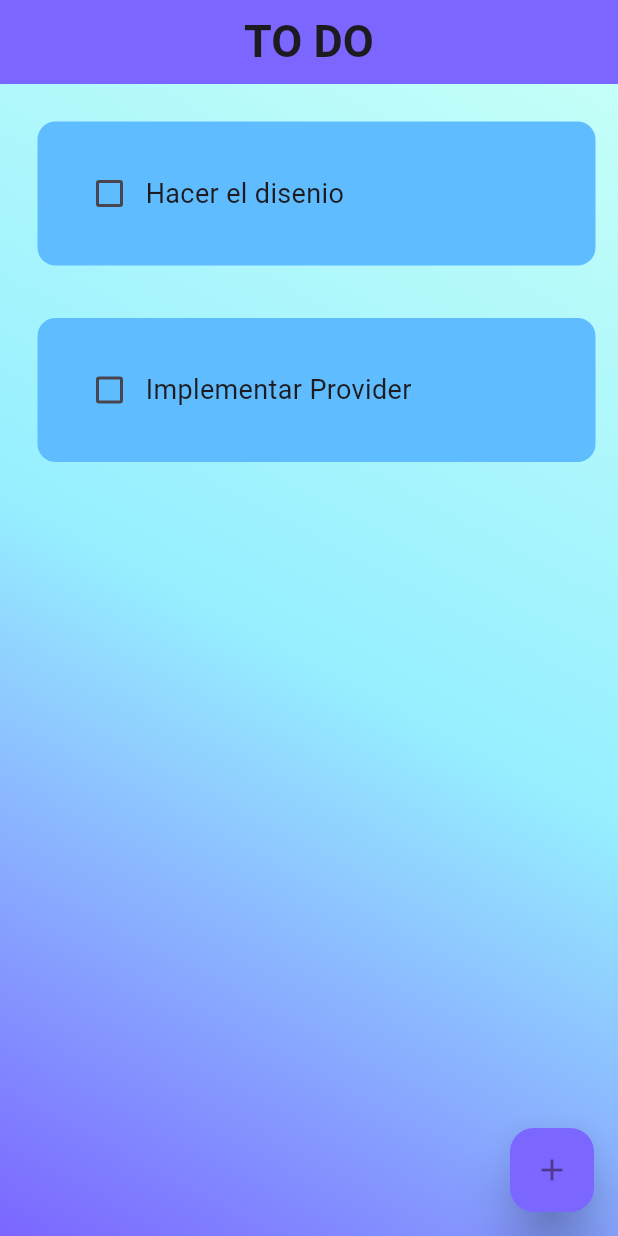
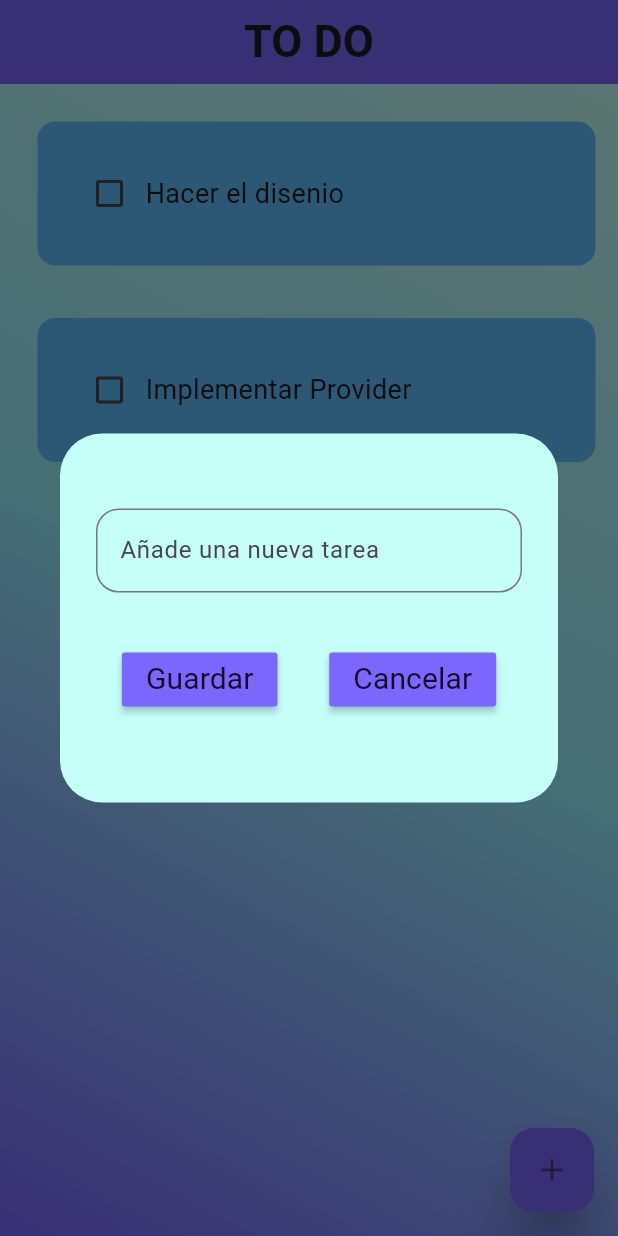
Before and after one commit to ToNiVeL2002/to_do_con_provider, a Flutter app: the screen it shows after launch, after a tap on the "add" icon, on a phone screen of 412 x 824 dp. Run offline on Flutter 3.47's test engine with Material 3 defaults, Android fonts, the phone set to English and light mode, and no system bars; drawn by our look-alikes of flutter_slidable.

```diff
--- a/lib/screens/home_screens.dart
+++ b/lib/screens/home_screens.dart
@@ -10,7 +10,7 @@ class HomeScreen extends StatelessWidget {
 
   // controlador del texto
   final _controller = TextEditingController();
-  List<ToDoModel> notas = [];
+  // List<ToDoModel> notas = [];
 
   @override
   Widget build(BuildContext context) {
@@ -18,7 +18,6 @@ class HomeScreen extends StatelessWidget {
     final toDoProvider = Provider.of<ToDoProvider>(context);
 
     return Scaffold(
-      // backgroundColor: Colors.yellow[200],
       appBar: AppBar(
         title: const Text(
           'TO DO',
@@ -43,10 +42,8 @@ class HomeScreen extends StatelessWidget {
                 taskCompleted: toDoList[index].check,
                 onChanged: ( value ) {
                   toDoProvider.isCheck(value ?? false, index);
-
-                  print('me apretaron ${index}');
                 },
-                deleteFunction: ( context ) {},
+                deleteFunction: (context) => toDoProvider.eliminar(index),
               );
             }
           ),
@@ -56,6 +53,23 @@ class HomeScreen extends StatelessWidget {
       floatingActionButton: FloatingActionButton(
         onPressed: () {
           // createNewTask();
+          showDialog(
+            context: context,
+            builder: (context) {
+
+              return DialogBox(
+                controler: _controller,
+                onSave: () {
+                  toDoProvider.guardarNuevaTarea(_controller.text, false);
+                  Navigator.of(context).pop();
+                },
+                onCancel: () {
+                  Navigator.of(context).pop();
+                  _controller.clear();
+                }
+              );
+            }
+          );
         },
         child: const Icon(Icons.add),
       ),
--- a/lib/widgets/dialog_box.dart
+++ b/lib/widgets/dialog_box.dart
@@ -1,5 +1,4 @@
 import 'package:flutter/material.dart';
-import 'package:to_do_simple_con_provider/widgets/my_button.dart';
 
 class DialogBox extends StatelessWidget {
   final controler;
@@ -41,7 +40,7 @@ class DialogBox extends StatelessWidget {
               mainAxisAlignment: MainAxisAlignment.spaceAround,
               children: [
                 // boton de guardar
-                MyButton(
+                _MyButton(
                   text: 'Guardar',
                   onPressed: onSave,
                 ),
@@ -49,7 +48,7 @@ class DialogBox extends StatelessWidget {
                 // SizedBox(width: 8,),
 
                 //boton de cancelar
-                MyButton(
+                _MyButton(
                   text: 'Cancelar',
                   onPressed: onCancel,
                 ),
@@ -62,3 +61,30 @@ class DialogBox extends StatelessWidget {
     );
   }
 }
+
+class _MyButton extends StatelessWidget {
+  final String text;
+  VoidCallback onPressed;
+
+  _MyButton({
+    super.key,
+    required this.text,
+    required this.onPressed
+  });
+
+  @override
+  Widget build(BuildContext context) {
+    return MaterialButton(
+      onPressed: onPressed,
+      color: Theme.of(context).primaryColor,
+      child: Text(
+        text,
+        style: const TextStyle(
+          fontWeight: FontWeight.normal,
+          fontSize: 20
+        ),
+      ),
+
+    );
+  }
+}
--- a/lib/widgets/todo_tile.dart
+++ b/lib/widgets/todo_tile.dart
@@ -24,7 +24,7 @@ class ToDoTile extends StatelessWidget {
       padding: const EdgeInsets.only(left: 25.0, right: 15, top: 25, bottom: 10),
       child: Slidable(
         endActionPane: ActionPane(
-          motion: StretchMotion(),
+          motion: const StretchMotion(),
           children: [
             SlidableAction(
               onPressed: deleteFunction,
--- a/lib/widgets/widgets.dart
+++ b/lib/widgets/widgets.dart
@@ -1,3 +1,4 @@
+
 
 
 
```
Also changed, not shown: lib/providers/todo_provider.dart (+13 -42 lines), lib/widgets/my_button.dart (deleted, +0 -28 lines).
